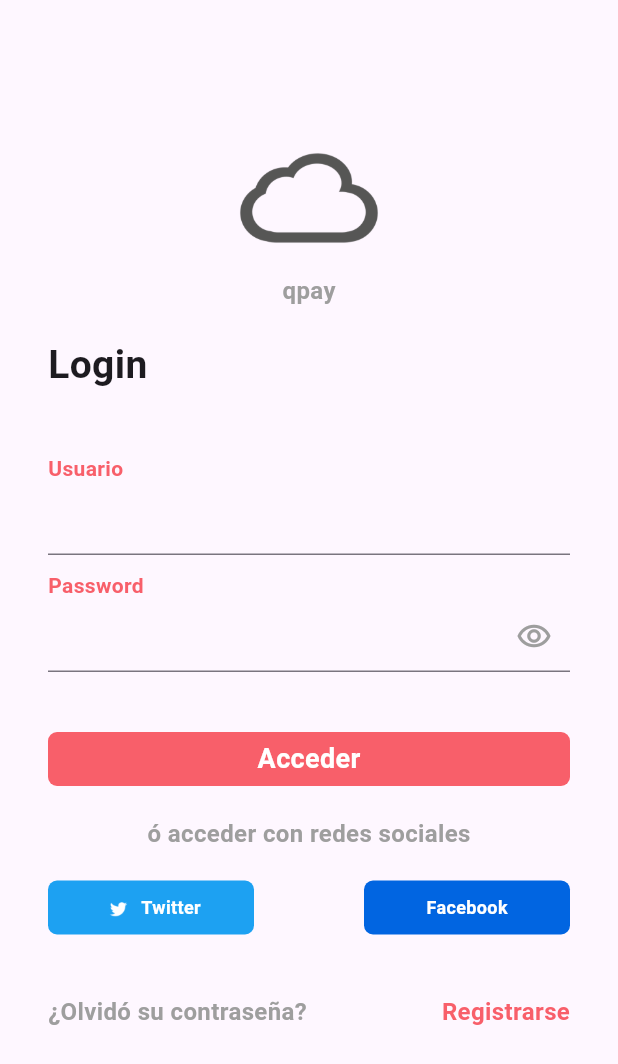
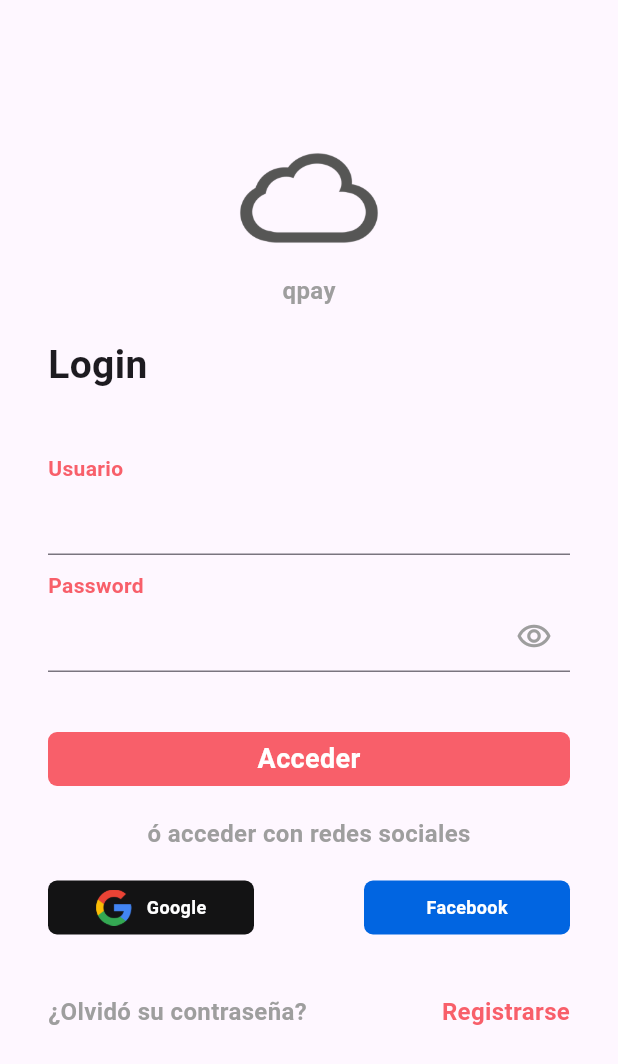
Before and after one commit to alvarohurtadobo/qpay_client, a Flutter app: the screen it shows after launch, on a phone screen of 412 x 824 dp. Shown: the top 1064 px of the screen. Run offline on Flutter 3.47's test engine with Material 3 defaults, Android fonts, the phone set to English and light mode, and no system bars; our stand-ins replace firebase_auth, firebase_core, fluttertoast, google_sign_in, shared_preferences; accounts and stored records are empty.

Commit message:
[FEA] Added Login with google, still needs to connect to get further info

```diff
--- a/lib/main.dart
+++ b/lib/main.dart
@@ -5,6 +5,7 @@ import 'package:qpay_client/firebase_options.dart';
 import 'package:qpay_client/common/responsive.dart';
 
 void main() async {
+  WidgetsFlutterBinding.ensureInitialized();
   await Firebase.initializeApp(
     options: DefaultFirebaseOptions.currentPlatform,
   );
--- a/lib/user/views/login.dart
+++ b/lib/user/views/login.dart
@@ -1,4 +1,6 @@
+import 'package:firebase_auth/firebase_auth.dart';
 import 'package:flutter/material.dart';
+import 'package:google_sign_in/google_sign_in.dart';
 import 'package:qpay_client/common/responsive.dart';
 import 'package:shared_preferences/shared_preferences.dart';
 
@@ -14,6 +16,8 @@ class _LoginPageState extends State<LoginPage> {
   final _formKey = GlobalKey<FormState>();
   String? username;
   String? password;
+
+  ValueNotifier userCredential = ValueNotifier('');
 
   @override
   void initState() {
@@ -170,26 +174,44 @@ class _LoginPageState extends State<LoginPage> {
             Row(
               mainAxisAlignment: MainAxisAlignment.spaceBetween,
               children: [
-                Container(
+                GestureDetector(
+                  onTap: () async {
+                    userCredential.value = await signInWithGoogle();
+                    if (userCredential.value != null) {
+                      print(
+                          "User all received is: ${userCredential.value.user!}");
+                      print(
+                          "User email received is: ${userCredential.value.user!.email}");
+                    }else{
+                      print(
+                          "User all received is: null");
+                    }
+                  },
+                  child: Container(
                     width: Responsive.width / 3,
                     height: 36,
                     alignment: Alignment.center,
-                  padding: EdgeInsets.symmetric(horizontal: Responsive.padding),
+                    padding: EdgeInsets.symmetric(
+                        horizontal: Responsive.padding / 2),
                     decoration: const BoxDecoration(
-                      color: Color(0xff1da1f2),
+                        color: Color(0xff131314),
                         borderRadius: BorderRadius.all(Radius.circular(6))),
                     child: Row(
+                      mainAxisAlignment: MainAxisAlignment.center,
                       children: [
                         Container(
-                        height: 30,
-                        width: 30,
+                          height: 24,
+                          width: 24,
                           decoration: const BoxDecoration(
                               image: DecorationImage(
-                                image:
-                                    AssetImage('assets/images/twitter.jpeg'))),
+                                  image: AssetImage(
+                                      'assets/images/google_icon.png'))),
+                        ),
+                        const SizedBox(
+                          width: 10,
                         ),
                         const Text(
-                        "Twitter",
+                          "Google",
                           style: TextStyle(
                               fontWeight: FontWeight.bold,
                               fontSize: 12,
@@ -198,12 +220,41 @@ class _LoginPageState extends State<LoginPage> {
                       ],
                     ),
                   ),
+                ),
+                // Center(
+                //   child: Card(
+                //     elevation: 5,
+                //     shape: RoundedRectangleBorder(
+                //         borderRadius: BorderRadius.circular(10)),
+                //     child: IconButton(
+                //       iconSize: 40,
+                //       icon: Image.asset(
+                //         'assets/images/google_icon.png',
+                //       ),
+                //       onPressed: () async {
+                //         userCredential.value = await signInWithGoogle();
+                //         if (userCredential.value != null){
+                //           print(
+                //               "User email received is: ${userCredential.value.user!.email}");}
+                //       },
+                //     ),
+                //   ),
+                // ),
                 const SizedBox(width: 20),
-                Container(
+                GestureDetector(
+                  onTap: () async {
+                    userCredential.value = await signInWithGoogle();
+                    if (userCredential.value != null) {
+                      print(
+                          "User email received is: ${userCredential.value.user!.email}");
+                    }
+                  },
+                  child: Container(
                     width: Responsive.width / 3,
                     height: 36,
                     alignment: Alignment.center,
-                  padding: EdgeInsets.symmetric(horizontal: Responsive.padding),
+                    padding: EdgeInsets.symmetric(
+                        horizontal: Responsive.padding / 2),
                     decoration: const BoxDecoration(
                         color: Color(0xff0165e1),
                         borderRadius: BorderRadius.all(Radius.circular(6))),
@@ -213,6 +264,7 @@ class _LoginPageState extends State<LoginPage> {
                           fontWeight: FontWeight.bold,
                           fontSize: 12,
                           color: Colors.white),
+                    ),
                   ),
                 ),
               ],
@@ -254,3 +306,30 @@ class _LoginPageState extends State<LoginPage> {
     );
   }
 }
+
+Future<dynamic> signInWithGoogle() async {
+  try {
+    final GoogleSignInAccount? googleUser = await GoogleSignIn().signIn();
+
+    final GoogleSignInAuthentication? googleAuth =
+        await googleUser?.authentication;
+
+    final credential = GoogleAuthProvider.credential(
+      accessToken: googleAuth?.accessToken,
+      idToken: googleAuth?.idToken,
+    );
+
+    return await FirebaseAuth.instance.signInWithCredential(credential);
+  } on Exception catch (e) {
+    print('exception->$e');
+  }
+}
+
+Future<bool> signOutFromGoogle() async {
+  try {
+    await FirebaseAuth.instance.signOut();
+    return true;
+  } on Exception catch (_) {
+    return false;
+  }
+}
--- a/pubspec.yaml
+++ b/pubspec.yaml
@@ -38,6 +38,8 @@ dependencies:
   fluttertoast: ^8.2.6
   shared_preferences: ^2.2.3
   firebase_core: ^3.2.0
+  firebase_auth: ^5.1.2
+  google_sign_in: ^6.2.1
 
 dev_dependencies:
   flutter_test:
```
Also changed, not shown: assets/images/google_icon.png (added), pubspec.lock, 5 other files. Lines whose indentation alone changed are shown as unchanged.
